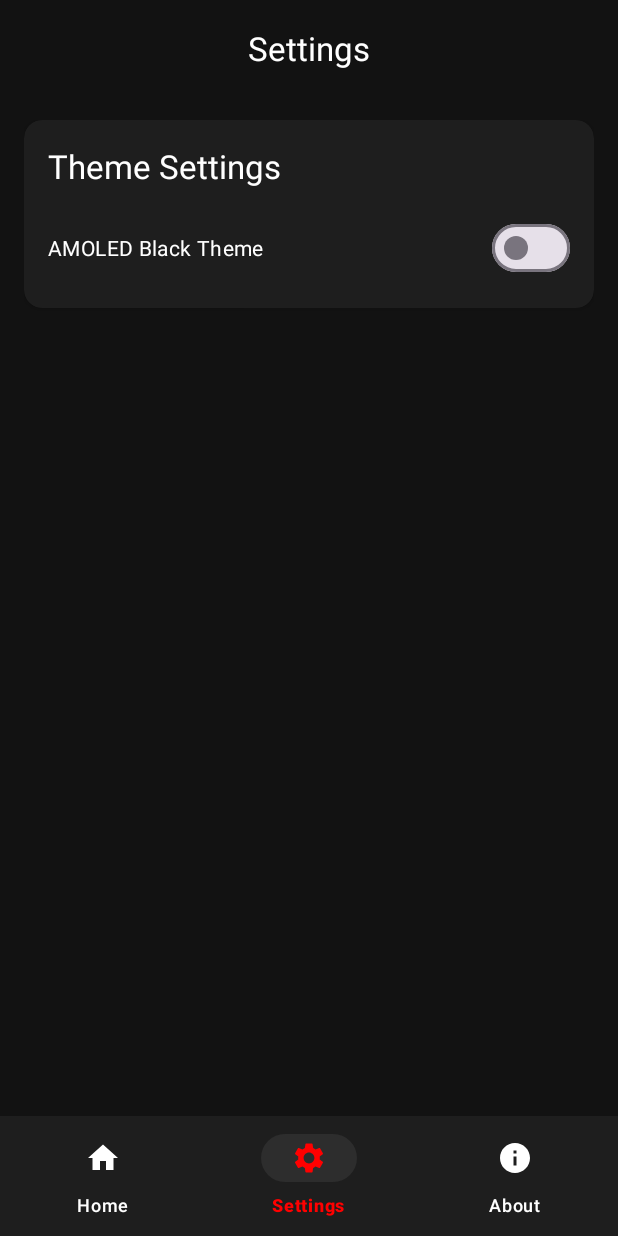
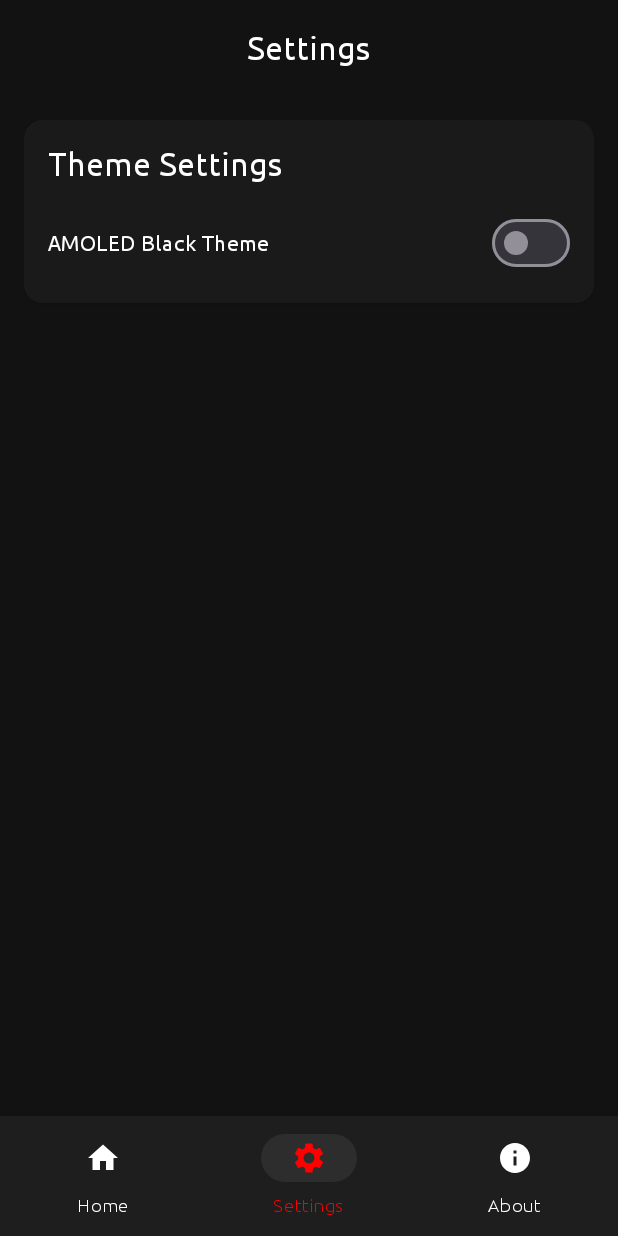
Before and after one commit to anonfaded/FadVeil, an Android app built with Jetpack Compose: the screen it shows after launch (MainActivity), item 2 of the bottom bar chosen, on a phone screen of 412 x 824 dp. Run offline under Robolectric (Android 15) with nearby library versions, the phone set to English and light mode, and no system bars; our stand-ins replace navigation-ui.

Commit message:
feat: added ubuntu custom font and more darker color for amoled theme

```diff
--- a/app/src/main/java/com/fadedhood/fadveil/MainActivity.kt
+++ b/app/src/main/java/com/fadedhood/fadveil/MainActivity.kt
@@ -5,15 +5,16 @@ import androidx.appcompat.app.AppCompatActivity
 import androidx.navigation.fragment.NavHostFragment
 import androidx.navigation.ui.setupWithNavController
 import com.google.android.material.bottomnavigation.BottomNavigationView
+import com.fadedhood.fadveil.utils.FontUtils
 import com.fadedhood.fadveil.theme.ThemeManager
 
 class MainActivity : AppCompatActivity() {
     override fun onCreate(savedInstanceState: Bundle?) {
-        // Apply theme before super.onCreate()
         ThemeManager.applyTheme(this)
-
         super.onCreate(savedInstanceState)
         setContentView(R.layout.activity_main)
+
+        FontUtils.applyFontToActivity(this)
 
         val navHostFragment = supportFragmentManager
             .findFragmentById(R.id.nav_host_fragment) as NavHostFragment
--- a/app/src/main/java/com/fadedhood/fadveil/fragments/AboutFragment.kt
+++ b/app/src/main/java/com/fadedhood/fadveil/fragments/AboutFragment.kt
@@ -6,6 +6,7 @@ import android.view.View
 import android.view.ViewGroup
 import androidx.fragment.app.Fragment
 import com.fadedhood.fadveil.databinding.FragmentAboutBinding
+import com.fadedhood.fadveil.utils.FontUtils
 
 class AboutFragment : Fragment() {
     private var _binding: FragmentAboutBinding? = null
@@ -20,6 +21,11 @@ class AboutFragment : Fragment() {
         return binding.root
     }
 
+    override fun onViewCreated(view: View, savedInstanceState: Bundle?) {
+        super.onViewCreated(view, savedInstanceState)
+        FontUtils.applyFontToFragment(this, view)
+    }
+
     override fun onDestroyView() {
         super.onDestroyView()
         _binding = null
--- a/app/src/main/java/com/fadedhood/fadveil/fragments/HomeFragment.kt
+++ b/app/src/main/java/com/fadedhood/fadveil/fragments/HomeFragment.kt
@@ -11,6 +11,7 @@ import android.widget.Toast
 import androidx.fragment.app.Fragment
 import com.fadedhood.fadveil.databinding.FragmentHomeBinding
 import com.fadedhood.fadveil.service.OverlayService
+import com.fadedhood.fadveil.utils.FontUtils
 
 class HomeFragment : Fragment() {
     private var _binding: FragmentHomeBinding? = null
@@ -27,6 +28,7 @@ class HomeFragment : Fragment() {
 
     override fun onViewCreated(view: View, savedInstanceState: Bundle?) {
         super.onViewCreated(view, savedInstanceState)
+        FontUtils.applyFontToFragment(this, view)
 
         binding.btnRequestPermission.setOnClickListener {
             if (!Settings.canDrawOverlays(requireContext())) {
--- a/app/src/main/java/com/fadedhood/fadveil/fragments/SettingsFragment.kt
+++ b/app/src/main/java/com/fadedhood/fadveil/fragments/SettingsFragment.kt
@@ -8,6 +8,7 @@ import androidx.appcompat.app.AppCompatActivity
 import androidx.fragment.app.Fragment
 import com.fadedhood.fadveil.databinding.FragmentSettingsBinding
 import com.fadedhood.fadveil.theme.ThemeManager
+import com.fadedhood.fadveil.utils.FontUtils
 
 class SettingsFragment : Fragment() {
     private var _binding: FragmentSettingsBinding? = null
@@ -24,7 +25,7 @@ class SettingsFragment : Fragment() {
 
     override fun onViewCreated(view: View, savedInstanceState: Bundle?) {
         super.onViewCreated(view, savedInstanceState)
-
+        FontUtils.applyFontToFragment(this, view)
         // Initialize switch state
         binding.switchAmoledMode.isChecked = ThemeManager.isAmoledMode(requireContext())
 
--- a/app/src/main/java/com/fadedhood/fadveil/theme/ThemeManager.kt
+++ b/app/src/main/java/com/fadedhood/fadveil/theme/ThemeManager.kt
@@ -15,15 +15,13 @@ object ThemeManager {
             .putBoolean(PREF_AMOLED_MODE, enabled)
             .apply()
 
-        AppCompatDelegate.setDefaultNightMode(
-            if (enabled) AppCompatDelegate.MODE_NIGHT_YES
-            else AppCompatDelegate.MODE_NIGHT_NO
-        )
+        AppCompatDelegate.setDefaultNightMode(AppCompatDelegate.MODE_NIGHT_YES)
 
-        activity.setTheme(
-            if (enabled) R.style.Theme_Fadveil_Amoled
-            else R.style.Theme_Fadveil
-        )
+        if (enabled) {
+            activity.setTheme(R.style.Theme_Fadveil_Amoled)
+        } else {
+            activity.setTheme(R.style.Theme_Fadveil)
+        }
 
         activity.recreate()
     }
@@ -34,14 +32,12 @@ object ThemeManager {
     }
 
     fun applyTheme(activity: AppCompatActivity) {
-        AppCompatDelegate.setDefaultNightMode(
-            if (isAmoledMode(activity)) AppCompatDelegate.MODE_NIGHT_YES
-            else AppCompatDelegate.MODE_NIGHT_NO
-        )
+        AppCompatDelegate.setDefaultNightMode(AppCompatDelegate.MODE_NIGHT_YES)
 
-        activity.setTheme(
-            if (isAmoledMode(activity)) R.style.Theme_Fadveil_Amoled
-            else R.style.Theme_Fadveil
-        )
+        if (isAmoledMode(activity)) {
+            activity.setTheme(R.style.Theme_Fadveil_Amoled)
+        } else {
+            activity.setTheme(R.style.Theme_Fadveil)
+        }
     }
 }
--- /dev/null
+++ b/app/src/main/java/com/fadedhood/fadveil/utils/FontUtils.kt
@@ -0,0 +1,54 @@
+package com.fadedhood.fadveil.utils
+
+import android.content.Context
+import android.graphics.Typeface
+import android.view.View
+import android.view.ViewGroup
+import android.widget.TextView
+import androidx.fragment.app.Fragment
+import androidx.appcompat.app.AppCompatActivity
+import com.google.android.material.bottomnavigation.BottomNavigationView
+
+object FontUtils {
+    private var ubuntuRegular: Typeface? = null
+
+    fun getUbuntuFont(context: Context): Typeface {
+        if (ubuntuRegular == null) {
+            ubuntuRegular = try {
+                Typeface.createFromAsset(context.assets, "ubuntu_regular.ttf")
+            } catch (e: Exception) {
+                e.printStackTrace()
+                Typeface.DEFAULT
+            }
+        }
+        return ubuntuRegular!!
+    }
+
+    fun applyFontToActivity(activity: AppCompatActivity) {
+        activity.window?.decorView?.let {
+            if (it is ViewGroup) applyFontRecursively(it, activity)
+        }
+    }
+
+    fun applyFontToFragment(fragment: Fragment, view: View) {
+        if (view is ViewGroup) applyFontRecursively(view, fragment.requireContext())
+    }
+
+    private fun applyFontRecursively(viewGroup: ViewGroup, context: Context) {
+        val childCount = viewGroup.childCount
+        for (i in 0 until childCount) {
+            when (val child = viewGroup.getChildAt(i)) {
+                is TextView -> child.typeface = getUbuntuFont(context)
+                is ViewGroup -> {
+                    if (child is BottomNavigationView) {
+                        // Special handling for BottomNavigationView
+                        child.getChildAt(0)?.let {
+                            if (it is ViewGroup) applyFontRecursively(it, context)
+                        }
+                    }
+                    applyFontRecursively(child, context)
+                }
+            }
+        }
+    }
+}
--- a/app/src/main/res/layout/fragment_about.xml
+++ b/app/src/main/res/layout/fragment_about.xml
@@ -36,7 +36,7 @@
                 android:layout_width="match_parent"
                 android:layout_height="wrap_content"
                 android:layout_marginBottom="16dp"
-                app:cardBackgroundColor="@color/darker_gray"
+                app:cardBackgroundColor="?attr/colorSurfaceContainer"
                 app:cardElevation="2dp"
                 style="@style/Widget.Material3.CardView.Elevated">
 
--- a/app/src/main/res/layout/fragment_home.xml
+++ b/app/src/main/res/layout/fragment_home.xml
@@ -36,7 +36,7 @@
                 android:layout_width="match_parent"
                 android:layout_height="wrap_content"
                 android:layout_marginBottom="16dp"
-                app:cardBackgroundColor="@color/darker_gray"
+                app:cardBackgroundColor="?attr/colorSurfaceContainer"
                 app:cardElevation="2dp"
                 style="@style/Widget.Material3.CardView.Elevated">
 
--- a/app/src/main/res/layout/fragment_settings.xml
+++ b/app/src/main/res/layout/fragment_settings.xml
@@ -36,7 +36,7 @@
                 android:layout_width="match_parent"
                 android:layout_height="wrap_content"
                 android:layout_marginBottom="16dp"
-                app:cardBackgroundColor="@color/darker_gray"
+                app:cardBackgroundColor="?attr/colorSurfaceContainer"
                 app:cardElevation="2dp"
                 style="@style/Widget.Material3.CardView.Elevated">
 
--- a/app/src/main/res/values/colors.xml
+++ b/app/src/main/res/values/colors.xml
@@ -14,9 +14,13 @@
 
     <!-- AMOLED colors -->
     <color name="background_amoled">#FF000000</color>
-    <color name="surface_amoled">#FF000000</color>
+    <color name="surface_amoled">#FF050505</color>
 
     <!-- Navigation colors -->
     <color name="nav_background_dark">#FF1E1E1E</color>
     <color name="nav_background_amoled">#FF000000</color>
+
+    <!-- Card colors -->
+    <color name="card_background_dark">#FF1A1A1A</color>  <!-- Darker than surface_dark -->
+    <color name="card_background_amoled">#FF0A0A0A</color>  <!-- Almost black but not pure black -->
 </resources>
--- a/app/src/main/res/values/themes.xml
+++ b/app/src/main/res/values/themes.xml
@@ -36,5 +36,37 @@
         <!-- Bottom Navigation specific colors -->
         <item name="colorSurfaceVariant">@color/nav_background_dark</item>
         <item name="colorOnSurfaceVariant">@color/white</item>
+
+        <!-- Add this for cards -->
+        <item name="colorSurfaceContainer">@color/card_background_dark</item>
     </style>
+
+        <!-- AMOLED theme -->
+    <style name="Theme.Fadveil.Amoled" parent="Theme.Material3.DayNight.NoActionBar">
+        <item name="colorPrimary">@color/primary_red</item>
+        <item name="colorPrimaryVariant">@color/darker_red</item>
+        <item name="colorOnPrimary">@color/white</item>
+        <item name="android:statusBarColor">@color/black</item>
+        <item name="android:navigationBarColor">@color/nav_background_amoled</item>
+        <item name="android:windowBackground">@color/background_amoled</item>
+        <item name="colorSurface">@color/surface_amoled</item>
+        <item name="colorOnSurface">@color/white</item>
+        <item name="android:textColor">@color/white</item>
+        <item name="android:textColorPrimary">@color/white</item>
+        <item name="android:textColorSecondary">@color/white</item>
+        <item name="colorOnBackground">@color/white</item>
+        <item name="colorOnSecondary">@color/white</item>
+        <item name="colorSecondary">@color/primary_red</item>
+        <item name="colorSecondaryVariant">@color/darker_red</item>
+        <item name="colorPrimaryContainer">@color/darker_red</item>
+        <item name="colorOnPrimaryContainer">@color/white</item>
+        <item name="colorSecondaryContainer">@color/black</item>
+        <item name="colorOnSecondaryContainer">@color/white</item>
+        <item name="colorSurfaceVariant">@color/surface_amoled</item>
+        <item name="colorOnSurfaceVariant">@color/white</item>
+
+        <!-- Add this for cards -->
+        <item name="colorSurfaceContainer">@color/surface_amoled</item>
+    </style>
+
 </resources>
```
Also changed, not shown: app/src/main/assets/ubuntu_regular.ttf (added).
